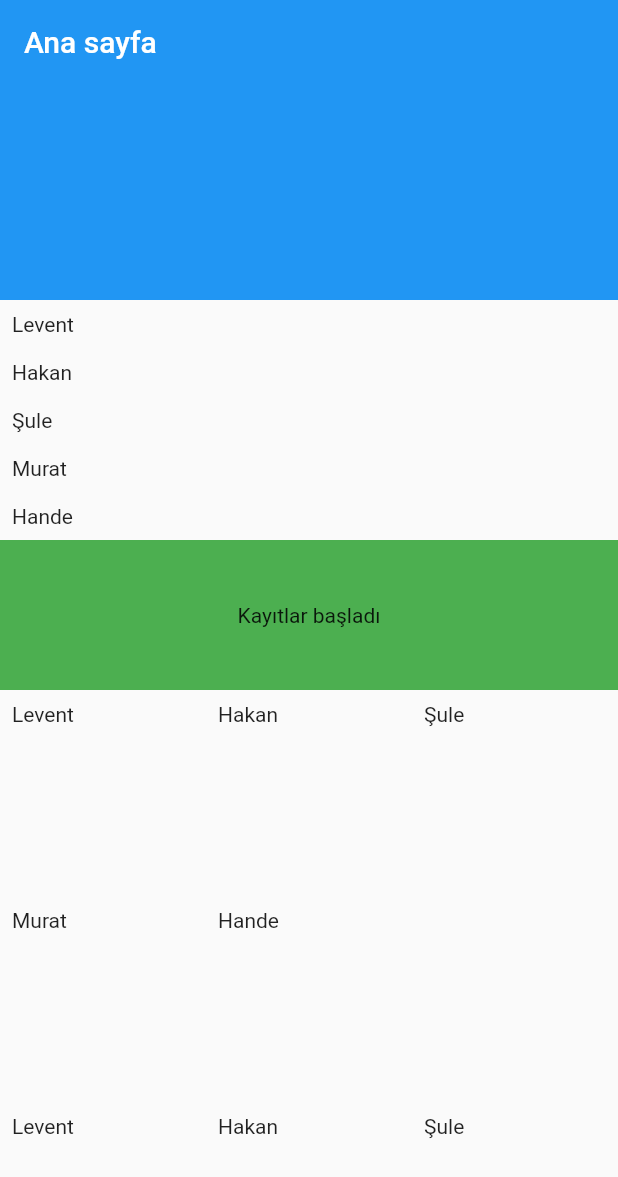
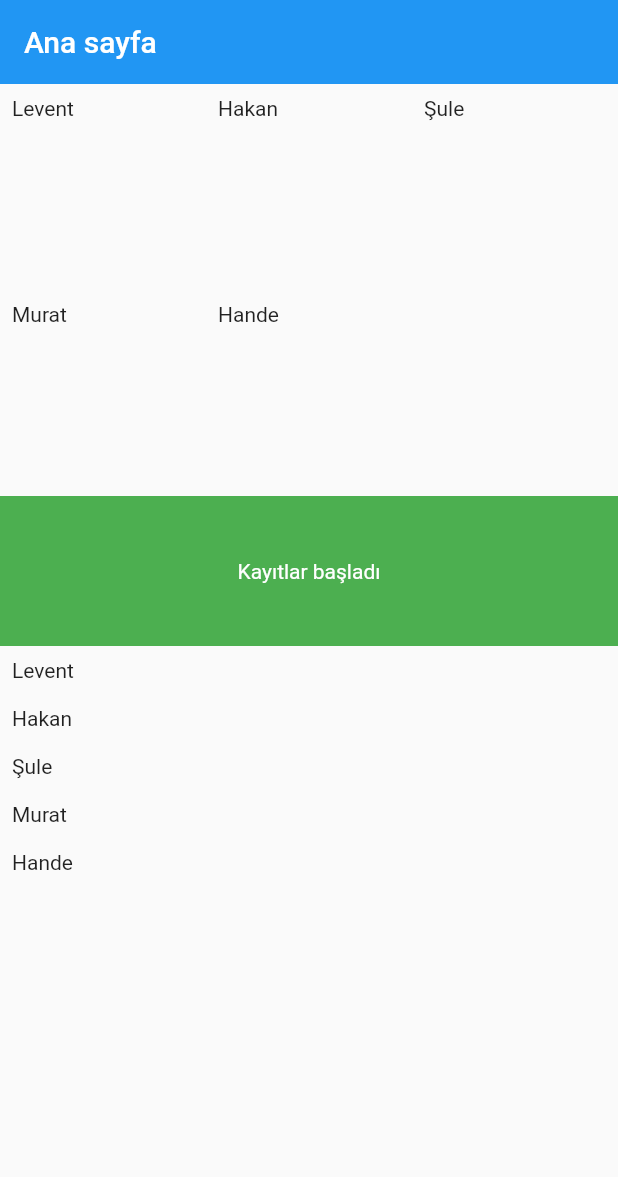
Before and after one commit to leventkantaroglu/workshop_flutterr_fest, a Flutter app: the screen it shows after launch, on a phone screen of 412 x 824 dp. Shown: the top 1177 px of the screen. Run offline on Flutter 3.47's test engine with Material 2 defaults, Android fonts, the phone set to English and light mode, and no system bars.

Commit message:
start of second day

```diff
--- a/lib/main.dart
+++ b/lib/main.dart
@@ -1,6 +1,5 @@
 import 'package:flutter/material.dart';
-
-import 'detail_page.dart';
+import 'ui/home_page.dart';
 
 void main() => runApp(const MyApp());
 
@@ -19,138 +18,3 @@ class MyApp extends StatelessWidget {
     );
   }
 }
-
-class HomePage extends StatefulWidget {
-  const HomePage({Key? key}) : super(key: key);
-
-  @override
-  HomePageState createState() => HomePageState();
-}
-
-class HomePageState extends State<HomePage> {
-  List<String>? students;
-
-  @override
-  void initState() {
-    students = [
-      "Levent",
-      "Hakan",
-      "Şule",
-      "Murat",
-      "Hande",
-    ];
-
-    super.initState();
-  }
-
-  @override
-  Widget build(BuildContext context) {
-    return Scaffold(
-      body: (students == null)
-          ? const Center(
-              child: Text("İçerik bulunamadı"),
-            )
-          : SafeArea(
-              child: CustomScrollView(
-                slivers: [
-                  const SliverAppBar(
-                    expandedHeight: 200,
-                    pinned: true,
-                    title: Text("Ana sayfa"),
-                  ),
-                  SliverList(
-                    delegate: SliverChildBuilderDelegate(
-                      (context, index) {
-                        return listItemWidget(students![index]);
-                      },
-                      childCount: students!.length,
-                    ),
-                  ),
-                  SliverToBoxAdapter(
-                    child: Container(
-                      height: 100,
-                      color: Colors.green,
-                      child: const Center(
-                        child: Text("Kayıtlar başladı"),
-                      ),
-                    ),
-                  ),
-                  SliverGrid(
-                    gridDelegate:
-                        const SliverGridDelegateWithFixedCrossAxisCount(
-                      crossAxisCount: 3,
-                    ),
-                    delegate: SliverChildBuilderDelegate(
-                      (context, index) {
-                        return listItemWidget(students![index]);
-                      },
-                      childCount: students!.length,
-                    ),
-                  ),
-                  SliverGrid(
-                    gridDelegate:
-                        const SliverGridDelegateWithFixedCrossAxisCount(
-                      crossAxisCount: 3,
-                    ),
-                    delegate: SliverChildBuilderDelegate(
-                      (context, index) {
-                        return listItemWidget(students![index]);
-                      },
-                      childCount: students!.length,
-                    ),
-                  ),
-                  SliverGrid(
-                    gridDelegate:
-                        const SliverGridDelegateWithFixedCrossAxisCount(
-                      crossAxisCount: 3,
-                    ),
-                    delegate: SliverChildBuilderDelegate(
-                      (context, index) {
-                        return listItemWidget(students![index]);
-                      },
-                      childCount: students!.length,
-                    ),
-                  )
-                ],
-              ),
-            ),
-    );
-  }
-
-  Widget listWidget(List<String> students) {
-    return ListView.separated(
-      itemCount: students.length,
-      separatorBuilder: (context, index) {
-        return const SizedBox();
-      },
-      itemBuilder: (context, index) {
-        return listItemWidget(students[index]);
-      },
-    );
-  }
-
-  Widget listItemWidget(String student) {
-    return InkWell(
-      splashColor: Colors.green,
-      onTap: () {
-        goToDetailPage();
-      },
-      child: Padding(
-        padding: const EdgeInsets.all(8.0),
-        child: Text(student),
-      ),
-    );
-  }
-
-  void goToDetailPage() {
-    Navigator.push(
-      context,
-      MaterialPageRoute(builder: (context) {
-        return const DetailPage();
-      }),
-    ).then((value) {
-      print("Dönüş yapıldı");
-    });
-    print("Düğmeye  basıldı");
-  }
-}
--- /dev/null
+++ b/lib/ui/home_page.dart
@@ -0,0 +1,117 @@
+import 'package:flutter/material.dart';
+import 'detail_page.dart';
+import 'widgets/notification_banner.dart';
+
+class HomePage extends StatefulWidget {
+  const HomePage({Key? key}) : super(key: key);
+
+  @override
+  HomePageState createState() => HomePageState();
+}
+
+class HomePageState extends State<HomePage> {
+  List<String>? students;
+
+  @override
+  void initState() {
+    students = [
+      "Levent",
+      "Hakan",
+      "Şule",
+      "Murat",
+      "Hande",
+    ];
+
+    super.initState();
+  }
+
+  @override
+  Widget build(BuildContext context) {
+    return Scaffold(
+      body: (students == null)
+          ? const Center(
+              child: Text("İçerik bulunamadı"),
+            )
+          : SafeArea(
+              child: CustomScrollView(
+                slivers: [
+                  const SliverAppBar(
+                    title: Text("Ana sayfa"),
+                  ),
+                  SliverGrid(
+                    gridDelegate:
+                        const SliverGridDelegateWithFixedCrossAxisCount(
+                      crossAxisCount: 3,
+                    ),
+                    delegate: SliverChildBuilderDelegate(
+                      (context, index) {
+                        return gridItemWidget(students![index]);
+                      },
+                      childCount: students!.length,
+                    ),
+                  ),
+                  const NotificationBanner(),
+                  SliverList(
+                    delegate: SliverChildBuilderDelegate(
+                      (context, index) {
+                        return listItemWidget(students![index]);
+                      },
+                      childCount: students!.length,
+                    ),
+                  ),
+                ],
+              ),
+            ),
+    );
+  }
+
+  Widget listWidget(List<String> students) {
+    return ListView.separated(
+      itemCount: students.length,
+      separatorBuilder: (context, index) {
+        return const SizedBox();
+      },
+      itemBuilder: (context, index) {
+        return listItemWidget(students[index]);
+      },
+    );
+  }
+
+  Widget listItemWidget(String student) {
+    return InkWell(
+      splashColor: Colors.green,
+      onTap: () {
+        goToDetailPage();
+      },
+      child: Padding(
+        padding: const EdgeInsets.all(8.0),
+        child: Text(student),
+      ),
+    );
+  }
+
+  Widget gridItemWidget(String student) {
+    return InkWell(
+      splashColor: Colors.green,
+      onTap: () {
+        goToDetailPage();
+      },
+      child: Padding(
+        padding: const EdgeInsets.all(8.0),
+        child: Text(student),
+      ),
+    );
+  }
+
+  void goToDetailPage() {
+    Navigator.push(
+      context,
+      MaterialPageRoute(builder: (context) {
+        return const DetailPage();
+      }),
+    ).then((value) {
+      //print("Dönüş yapıldı");
+    });
+    //print("Düğmeye  basıldı");
+  }
+}
--- /dev/null
+++ b/lib/ui/widgets/notification_banner.dart
@@ -0,0 +1,23 @@
+import 'package:flutter/material.dart';
+
+class NotificationBanner extends StatelessWidget {
+  const NotificationBanner({Key? key}) : super(key: key);
+
+  @override
+  Widget build(BuildContext context) {
+    return SliverToBoxAdapter(
+      child: Container(
+        height: 100,
+        color: Colors.green,
+        child: const Center(
+          child: Text(
+            "Kayıtlar başladı",
+            style: TextStyle(
+              color: Colors.white,
+            ),
+          ),
+        ),
+      ),
+    );
+  }
+}
```
Also changed, not shown: lib/ui/detail_page.dart (renamed from lib/detail_page.dart).
